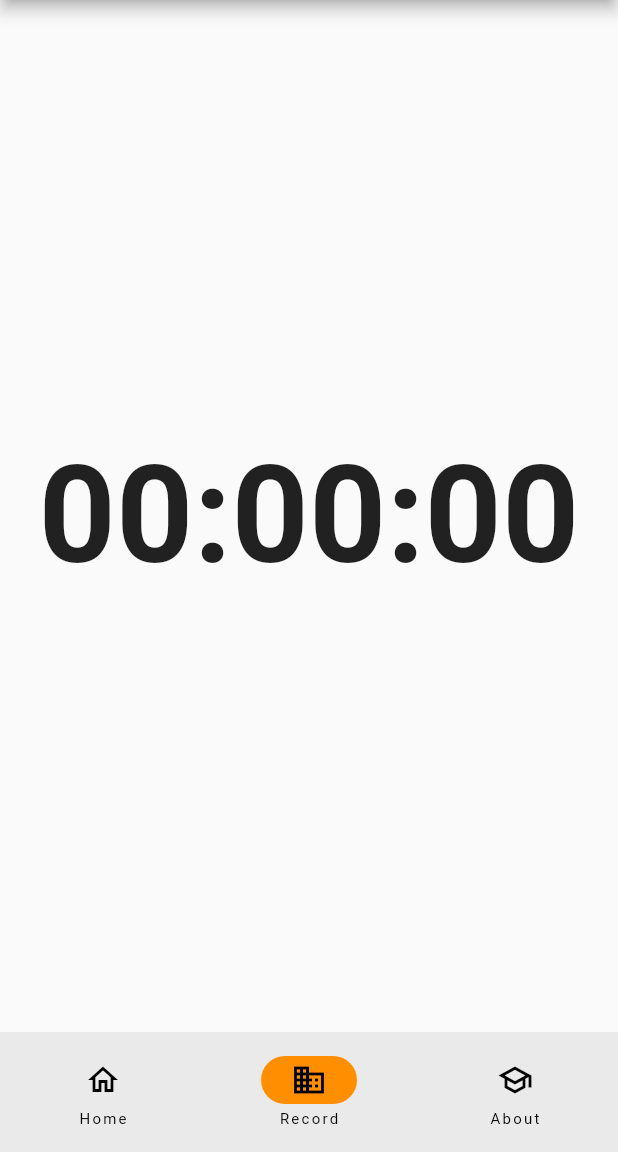
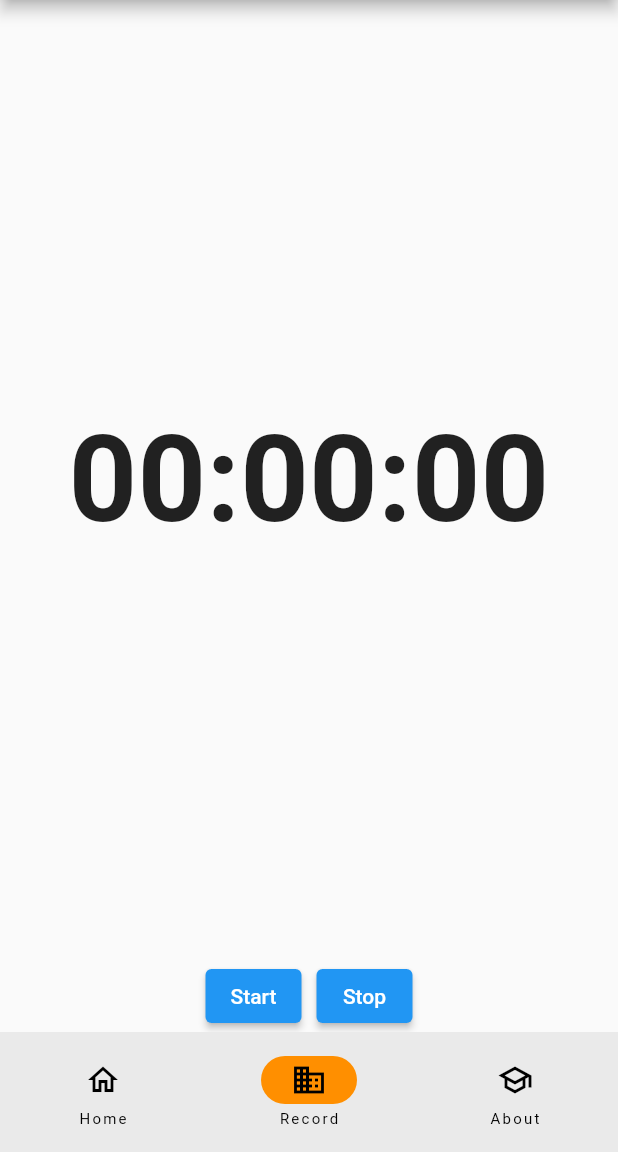
Before and after one commit to alistairrutherford/flutter-stuff, a Flutter app: the screen it shows after launch, item 2 of the bottom bar chosen, on a phone screen of 412 x 824 dp, the part 84-1236 px from its top. Run offline on Flutter 3.47's test engine with Material 2 defaults, Android fonts, the phone set to English and light mode, and no system bars; our stand-ins replace geolocator, sqflite; accounts and stored records are empty.

Commit message:
Initial stopwatch view with working timer and formatter.

```diff
--- a/flutter_db_provider/lib/stopwatch_page.dart
+++ b/flutter_db_provider/lib/stopwatch_page.dart
@@ -1,5 +1,6 @@
 import 'package:flutter/material.dart';
 import 'package:flutter_db_provider/timer_model.dart';
+import 'package:intl/intl.dart';
 import 'package:provider/provider.dart';
 
 import 'journey_point_model.dart';
@@ -7,28 +8,55 @@ import 'journey_point_model.dart';
 //ignore: must_be_immutable
 class StopwatchDisplay extends StatelessWidget {
   String time = "00:00:00";
+  NumberFormat formatter = new NumberFormat("00");
 
   StopwatchDisplay({super.key});
+
+  formattedTime({required int timeInSecond}) {
+    int sec = timeInSecond % 60;
+    int min = (timeInSecond / 60).floor();
+    int hour = (timeInSecond / 3600).floor();
+    return "${formatter.format(hour)}:${formatter.format(min)}:${formatter.format(sec)}";
+  }
 
   @override
   Widget build(BuildContext context) {
     var model = context.watch<TimerModel>();
+    var seconds = model.seconds;
 
+    // Format seconds
     return Column(
       mainAxisAlignment: MainAxisAlignment.center,
       children: [
         Expanded(
           child: Center(
             child: Text(
-              '$time',
+              '${formattedTime(timeInSecond: seconds)}',
               style: TextStyle(
-                fontSize: 90.0, // Adjust the font size as needed
+                fontSize: 80.0, // Adjust the font size as needed
                 fontWeight: FontWeight.bold,
               ),
             ),
           ),
         ),
-
+        Row(
+          mainAxisSize: MainAxisSize.min,
+          children: [
+            ElevatedButton(
+              onPressed: () {
+                model.start();
+              },
+              child: Text('Start'),
+            ),
+            SizedBox(width: 10),
+            ElevatedButton(
+              onPressed: () {
+                model.stop();
+              },
+              child: const Text('Stop'),
+            ),
+          ],
+        )
       ],
     );
   }
--- a/flutter_db_provider/lib/timer_model.dart
+++ b/flutter_db_provider/lib/timer_model.dart
@@ -6,12 +6,16 @@ import 'package:flutter/cupertino.dart';
 class TimerModel extends ChangeNotifier {
   RestartableTimer? _periodicTimer;
   int seconds = 0;
+  bool running = false;
 
   TimerModel() {
     _periodicTimer = RestartableTimer(
       const Duration(seconds: 1),
       () {
         seconds++;
+        if (running) {
+          _periodicTimer!.reset();
+        }
         notifyListeners();
       },
     );
@@ -20,10 +24,13 @@ class TimerModel extends ChangeNotifier {
   }
 
   void start() {
+    running = true;
     _periodicTimer!.reset();
   }
 
   void stop() {
+    running = false;
     _periodicTimer!.cancel();
+    seconds = 0;
   }
 }
--- a/flutter_db_provider/pubspec.yaml
+++ b/flutter_db_provider/pubspec.yaml
@@ -14,6 +14,7 @@ dependencies:
   path: ^1.8.3
   geolocator: ^10.1.0
   async: ^2.11.0
+  intl: ^0.18.1
 
 dev_dependencies:
   flutter_test:
```
